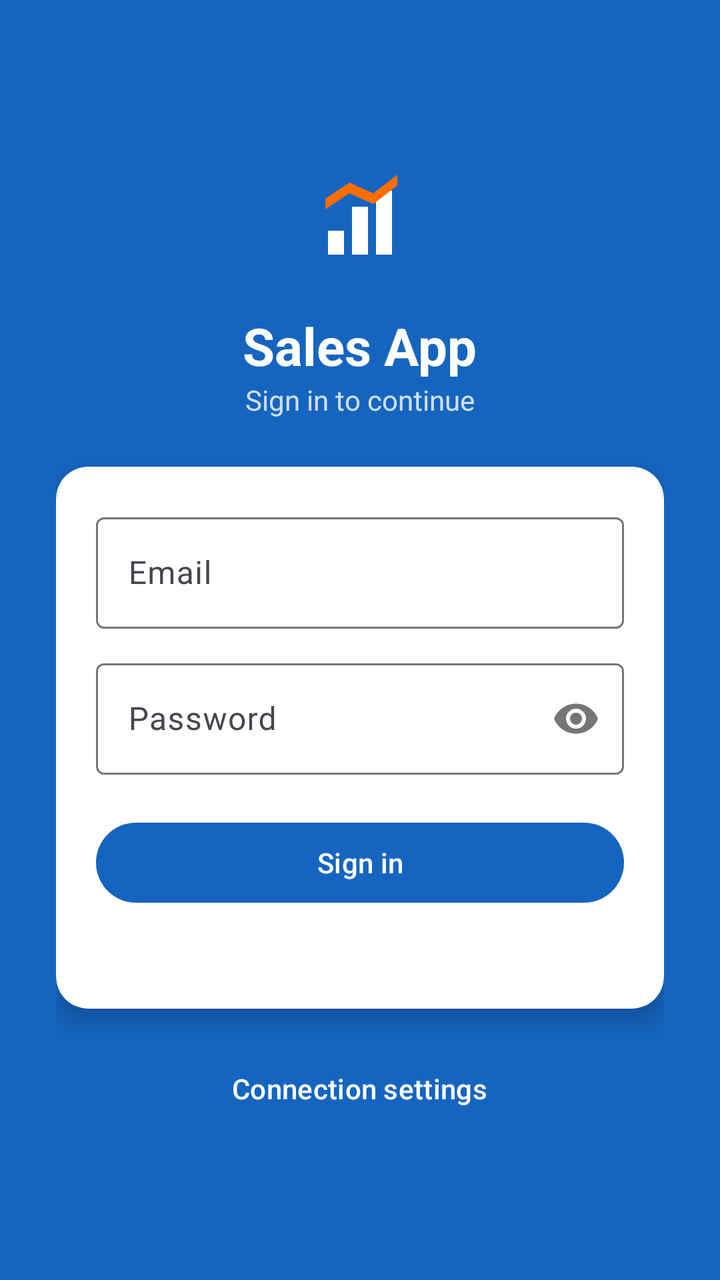
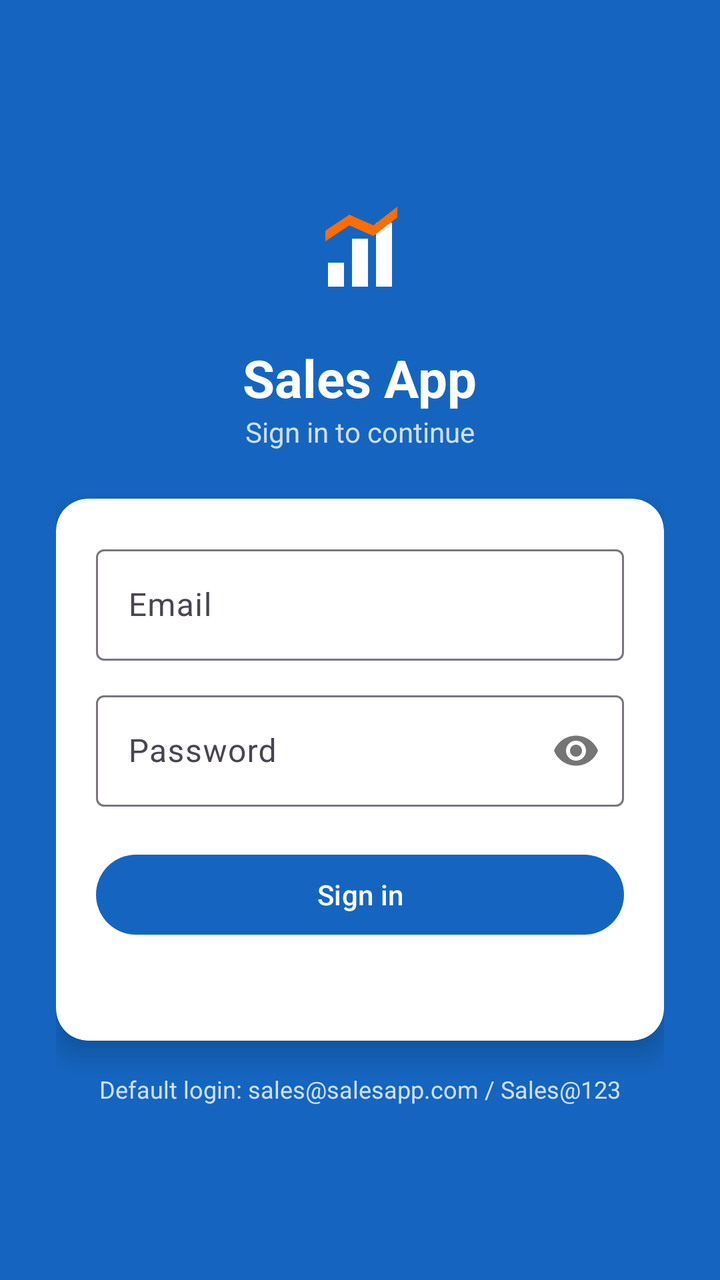

Compare the two renders of this Android layout. The source of the first and the diff that turns it into the second are given below.
<!-- AndroidManifest.xml: application theme Theme.SalesApp -->
<!-- res/layout/activity_login.xml -->
<?xml version="1.0" encoding="utf-8"?>
<ScrollView xmlns:android="http://schemas.android.com/apk/res/android"
    xmlns:app="http://schemas.android.com/apk/res-auto"
    android:layout_width="match_parent"
    android:layout_height="match_parent"
    android:fillViewport="true"
    android:background="@color/primary">

    <LinearLayout
        android:layout_width="match_parent"
        android:layout_height="match_parent"
        android:orientation="vertical"
        android:gravity="center"
        android:padding="28dp">

        <ImageView
            android:layout_width="72dp"
            android:layout_height="72dp"
            android:src="@drawable/ic_launcher"
            android:layout_marginBottom="12dp"
            android:contentDescription="@string/app_name" />

        <TextView
            android:layout_width="wrap_content"
            android:layout_height="wrap_content"
            android:text="@string/app_name"
            android:textColor="@color/white"
            android:textSize="26sp"
            android:textStyle="bold" />

        <TextView
            android:layout_width="wrap_content"
            android:layout_height="wrap_content"
            android:text="Sign in to continue"
            android:textColor="#CCFFFFFF"
            android:layout_marginBottom="24dp" />

        <androidx.cardview.widget.CardView
            android:layout_width="match_parent"
            android:layout_height="wrap_content"
            app:cardCornerRadius="16dp"
            app:cardElevation="8dp">

            <LinearLayout
                android:layout_width="match_parent"
                android:layout_height="wrap_content"
                android:orientation="vertical"
                android:padding="20dp">

                <com.google.android.material.textfield.TextInputLayout
                    style="@style/Widget.Material3.TextInputLayout.OutlinedBox"
                    android:layout_width="match_parent"
                    android:layout_height="wrap_content"
                    android:hint="Email">
                    <com.google.android.material.textfield.TextInputEditText
                        android:id="@+id/etEmail"
                        android:layout_width="match_parent"
                        android:layout_height="wrap_content"
                        android:inputType="textEmailAddress" />
                </com.google.android.material.textfield.TextInputLayout>

                <com.google.android.material.textfield.TextInputLayout
                    style="@style/Widget.Material3.TextInputLayout.OutlinedBox"
                    android:layout_width="match_parent"
                    android:layout_height="wrap_content"
                    android:layout_marginTop="12dp"
                    app:passwordToggleEnabled="true"
                    android:hint="Password">
                    <com.google.android.material.textfield.TextInputEditText
                        android:id="@+id/etPassword"
                        android:layout_width="match_parent"
                        android:layout_height="wrap_content"
                        android:inputType="textPassword" />
                </com.google.android.material.textfield.TextInputLayout>

                <com.google.android.material.button.MaterialButton
                    android:id="@+id/btnLogin"
                    android:layout_width="match_parent"
                    android:layout_height="wrap_content"
                    android:layout_marginTop="20dp"
                    android:text="Sign in" />

                <ProgressBar
                    android:id="@+id/progress"
                    android:layout_width="wrap_content"
                    android:layout_height="wrap_content"
                    android:layout_gravity="center_horizontal"
                    android:layout_marginTop="12dp"
                    android:visibility="gone" />

                <TextView
                    android:id="@+id/tvError"
                    android:layout_width="match_parent"
                    android:layout_height="wrap_content"
                    android:layout_marginTop="10dp"
                    android:textColor="@color/danger"
                    android:gravity="center" />
            </LinearLayout>
        </androidx.cardview.widget.CardView>

        <com.google.android.material.button.MaterialButton
            android:id="@+id/btnConnection"
            style="@style/Widget.Material3.Button.TextButton"
            android:layout_width="wrap_content"
            android:layout_height="wrap_content"
            android:layout_marginTop="16dp"
            android:textColor="@color/white"
            android:text="Connection settings" />
    </LinearLayout>
</ScrollView>
<!-- resources referenced by this layout -->
<resources>
  <color name="danger">#FFD32F2F</color>
  <color name="primary">#1565C0</color>
  <color name="white">#FFFFFFFF</color>
  <!-- drawable ic_launcher (drawable) -->
  <vector xmlns:android="http://schemas.android.com/apk/res/android"
      android:width="108dp"
      android:height="108dp"
      android:viewportWidth="108"
      android:viewportHeight="108">
      <path
          android:fillColor="#1565C0"
          android:pathData="M0,0h108v108h-108z" />
      <path
          android:fillColor="#FFFFFF"
          android:pathData="M30,66h12v18h-12z M48,48h12v36h-12z M66,36h12v48h-12z" />
      <path
          android:fillColor="#FF6D00"
          android:pathData="M28,42 L46,30 L64,38 L82,24 L82,32 L64,46 L46,38 L28,50 z" />
  </vector>
  <string name="app_name">Sales App</string>
  <style name="Theme.SalesApp" parent="Theme.Material3.DayNight.NoActionBar">
          <item name="colorPrimary">@color/primary</item>
          <item name="colorPrimaryDark">@color/primary_dark</item>
          <item name="colorPrimaryVariant">@color/primary_variant</item>
          <item name="colorOnPrimary">@color/white</item>
          <item name="colorSecondary">@color/accent</item>
          <item name="colorOnSecondary">@color/white</item>
          <item name="android:statusBarColor">@color/primary_dark</item>
          <item name="android:windowBackground">@color/bg</item>
      </style>
  <color name="primary_dark">#0D47A1</color>
  <color name="primary_variant">#1E88E5</color>
  <color name="accent">#FF6D00</color>
  <color name="bg">#FFF5F6FA</color>
</resources>

<!-- the commit's change to res/layout/activity_login.xml (unified diff, before → after) -->
@@ -98,13 +98,13 @@
             </LinearLayout>
         </androidx.cardview.widget.CardView>
 
-        <com.google.android.material.button.MaterialButton
-            android:id="@+id/btnConnection"
-            style="@style/Widget.Material3.Button.TextButton"
+        <TextView
             android:layout_width="wrap_content"
             android:layout_height="wrap_content"
             android:layout_marginTop="16dp"
-            android:textColor="@color/white"
-            android:text="Connection settings" />
+            android:textColor="#CCFFFFFF"
+            android:textSize="12sp"
+            android:gravity="center"
+            android:text="Default login: sales@salesapp.com / Sales@123" />
     </LinearLayout>
 </ScrollView>
